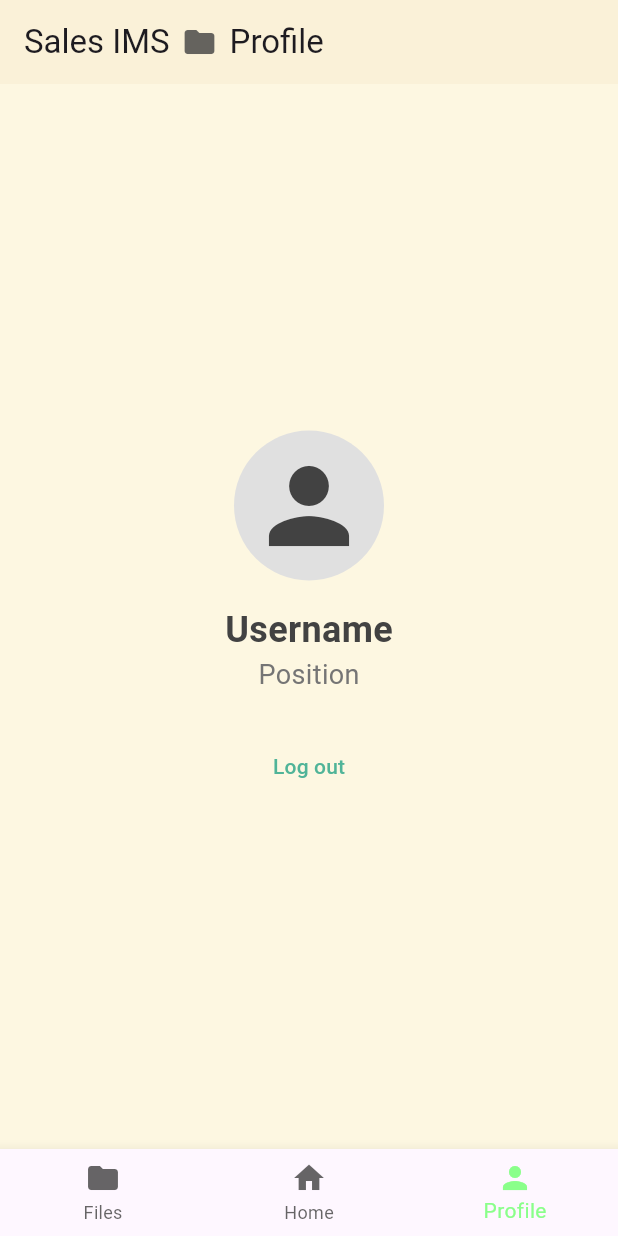
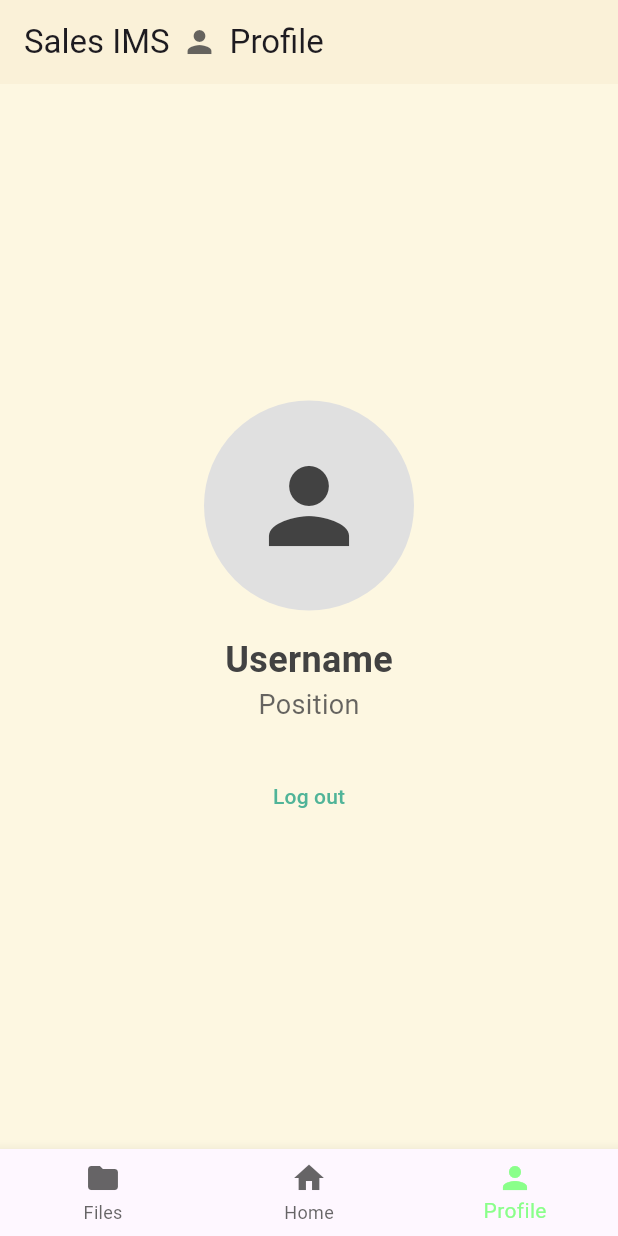
Before and after one commit to MarkRyuo/sales_inventory_app, a Flutter app: the ProfileScreen screen opened directly, on a phone screen of 412 x 824 dp. Run offline on Flutter 3.47's test engine with Material 3 defaults, Android fonts, the phone set to English and light mode, and no system bars; our stand-ins replace flutter_svg.

Commit message:
update herE

```diff
--- a/lib/profile_screen.dart
+++ b/lib/profile_screen.dart
@@ -16,7 +16,7 @@ class ProfileScreen extends StatelessWidget {
           children: [
             Text('Sales IMS', selectionColor: Color.fromARGB(200, 60, 60, 60),),
             SizedBox(width: 8),
-            Icon(Icons.folder, color: Color.fromARGB(200, 60, 60, 60),),
+            Icon(Icons.person, color: Color.fromARGB(200, 60, 60, 60),),
             SizedBox(width: 8),
             Text('Profile', selectionColor: Color.fromARGB(200, 60, 60, 60),),
           ],
@@ -27,7 +27,7 @@ class ProfileScreen extends StatelessWidget {
           mainAxisAlignment: MainAxisAlignment.center,
           children: [
             CircleAvatar(
-              radius: 50,
+              radius: 70,
               backgroundColor: Colors.grey[300],
               child: Icon(
                 Icons.person,
@@ -44,11 +44,11 @@ class ProfileScreen extends StatelessWidget {
                 color: Colors.grey[800],
               ),
             ),
-            Text(
+            const Text(
               'Position',
               style: TextStyle(
                 fontSize: 18,
-                color: Colors.grey[600],
+                color: Color.fromARGB(200, 60, 60, 60),
               ),
             ),
             const SizedBox(height: 24),
@@ -62,7 +62,7 @@ class ProfileScreen extends StatelessWidget {
               style: TextButton.styleFrom(
                 foregroundColor: const Color(0xFF50B498),
               ),
-              child: const Text('Log out'),
+              child: const Text('Log out', selectionColor: Color.fromARGB(255, 0, 209, 75),),
             ),
           ],
         ),
```
